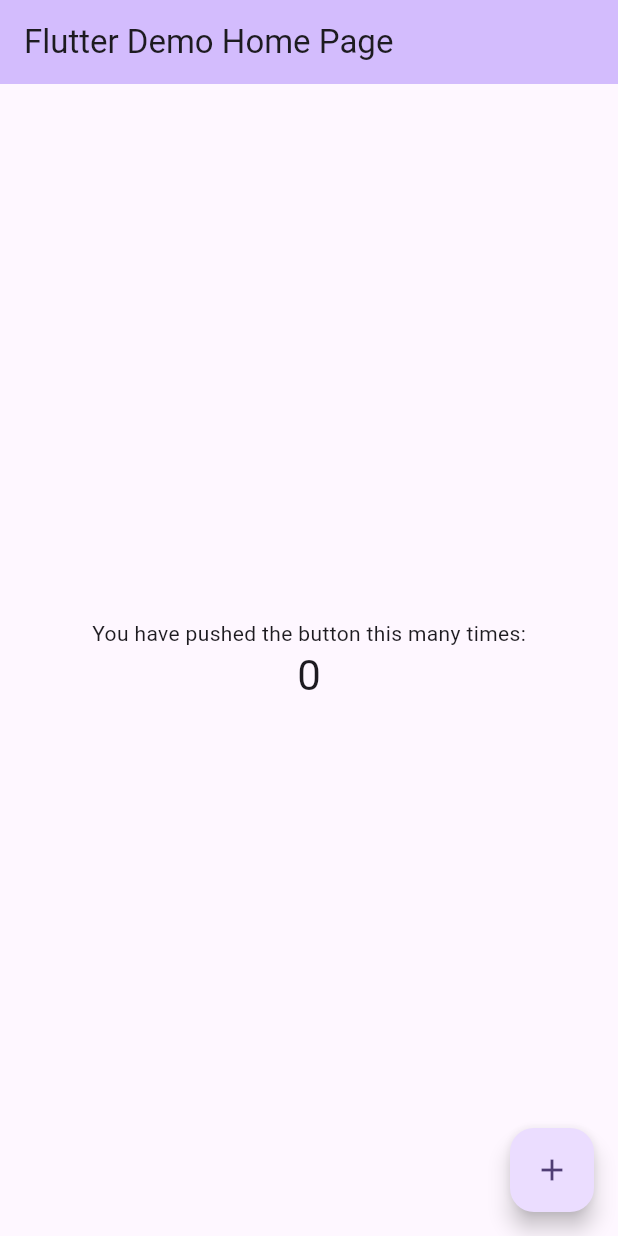
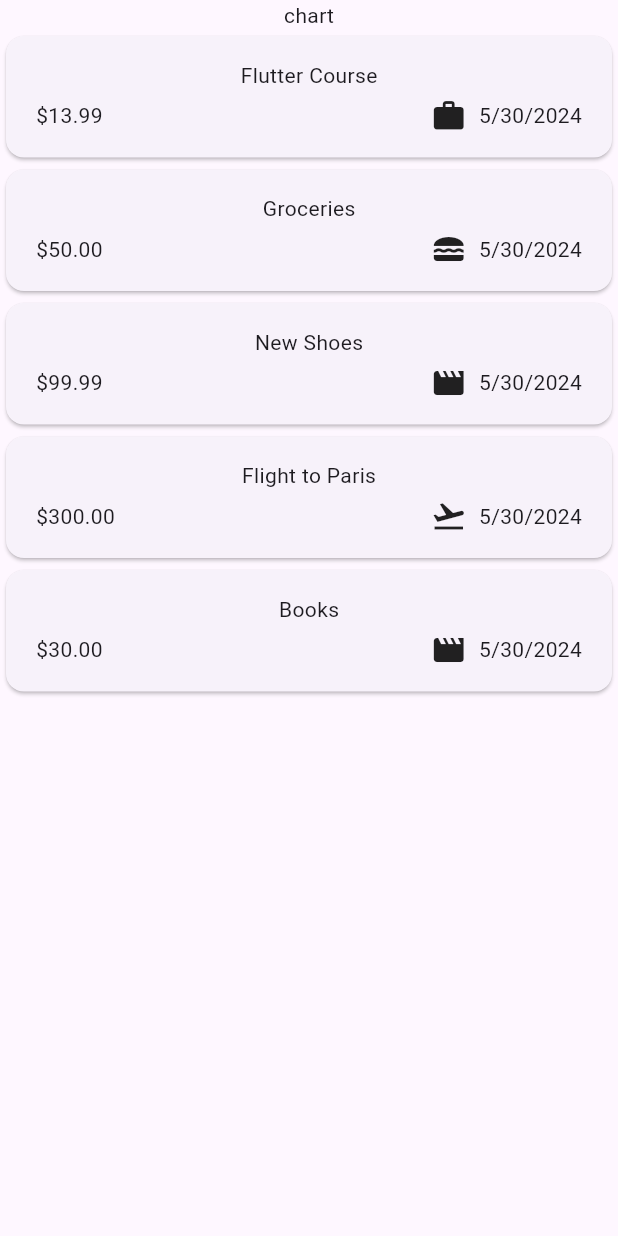
Before and after one commit to diegoalonsonm/flutter-expense-tracker, a Flutter app: the screen it shows after launch, on a phone screen of 412 x 824 dp. Run offline on Flutter 3.47's test engine with Material 3 defaults, Android fonts, the phone set to English and light mode, and no system bars.

Commit message:
expense item and list widgets

```diff
--- a/lib/expenses.dart
+++ /dev/null
@@ -1,5 +0,0 @@
-import 'package:flutter/material.dart';
-
-class Expenses extends StatefulWidget {
-
-}
--- a/lib/main.dart
+++ b/lib/main.dart
@@ -1,101 +1,10 @@
 import 'package:flutter/material.dart';
+import 'package:expense_tracker/widgets/expenses.dart';
 
 void main() {
-  runApp(const MyApp());
+  runApp (
+    const MaterialApp(
+      home: Expenses(),
+    )
+  );
 }
-
-class MyApp extends StatelessWidget {
-  const MyApp({super.key});
-
-  // This widget is the root of your application.
-  @override
-  Widget build(BuildContext context) {
-    return MaterialApp(
-      title: 'Flutter Demo',
-      theme: ThemeData(
-        colorScheme: ColorScheme.fromSeed(seedColor: Colors.deepPurple),
-        useMaterial3: true,
-      ),
-      home: const MyHomePage(title: 'Flutter Demo Home Page'),
-    );
-  }
-}
-
-class MyHomePage extends StatefulWidget {
-  const MyHomePage({super.key, required this.title});
-
-  final String title;
-
-  @override
-  State<MyHomePage> createState() => _MyHomePageState();
-}
-
-class _MyHomePageState extends State<MyHomePage> {
-  int _counter = 0;
-
-  void _incrementCounter() {
-    setState(() {
-      // This call to setState tells the Flutter framework that something has
-      // changed in this State, which causes it to rerun the build method below
-      // so that the display can reflect the updated values. If we changed
-      // _counter without calling setState(), then the build method would not be
-      // called again, and so nothing would appear to happen.
-      _counter++;
-    });
-  }
-
-  @override
-  Widget build(BuildContext context) {
-    // This method is rerun every time setState is called, for instance as done
-    // by the _incrementCounter method above.
-    //
-    // The Flutter framework has been optimized to make rerunning build methods
-    // fast, so that you can just rebuild anything that needs updating rather
-    // than having to individually change instances of widgets.
-    return Scaffold(
-      appBar: AppBar(
-        // TRY THIS: Try changing the color here to a specific color (to
-        // Colors.amber, perhaps?) and trigger a hot reload to see the AppBar
-        // change color while the other colors stay the same.
-        backgroundColor: Theme.of(context).colorScheme.inversePrimary,
-        // Here we take the value from the MyHomePage object that was created by
-        // the App.build method, and use it to set our appbar title.
-        title: Text(widget.title),
-      ),
-      body: Center(
-        // Center is a layout widget. It takes a single child and positions it
-        // in the middle of the parent.
-        child: Column(
-          // Column is also a layout widget. It takes a list of children and
-          // arranges them vertically. By default, it sizes itself to fit its
-          // children horizontally, and tries to be as tall as its parent.
-          //
-          // Column has various properties to control how it sizes itself and
-          // how it positions its children. Here we use mainAxisAlignment to
-          // center the children vertically; the main axis here is the vertical
-          // axis because Columns are vertical (the cross axis would be
-          // horizontal).
-          //
-          // TRY THIS: Invoke "debug painting" (choose the "Toggle Debug Paint"
-          // action in the IDE, or press "p" in the console), to see the
-          // wireframe for each widget.
-          mainAxisAlignment: MainAxisAlignment.center,
-          children: <Widget>[
-            const Text(
-              'You have pushed the button this many times:',
-            ),
-            Text(
-              '$_counter',
-              style: Theme.of(context).textTheme.headlineMedium,
-            ),
-          ],
-        ),
-      ),
-      floatingActionButton: FloatingActionButton(
-        onPressed: _incrementCounter,
-        tooltip: 'Increment',
-        child: const Icon(Icons.add),
-      ), // This trailing comma makes auto-formatting nicer for build methods.
-    );
-  }
-}
--- /dev/null
+++ b/lib/models/expense.dart
@@ -0,0 +1,35 @@
+import 'package:flutter/material.dart';
+import 'package:uuid/uuid.dart';
+import 'package:intl/intl.dart';
+
+const uuid = Uuid();
+
+enum Category { food, travel, leisure, work }
+
+final formatter = DateFormat.yMd();
+
+const categoryIcons = {
+  Category.food: Icons.lunch_dining,
+  Category.travel: Icons.flight_takeoff,
+  Category.leisure: Icons.movie,
+  Category.work: Icons.work
+};
+
+class Expense {
+  Expense({
+    required this.title,
+    required this.amount,
+    required this.date,
+    required this.category,
+  }) : id = uuid.v4();
+
+  final String id;
+  final String title;
+  final double amount;
+  final DateTime date;
+  final Category category;
+
+  String get formattedDate {
+    return formatter.format(date);
+  }
+}
--- /dev/null
+++ b/lib/widgets/expenses.dart
@@ -0,0 +1,34 @@
+import 'package:expense_tracker/widgets/expenses_list/expenses_list.dart';
+import 'package:expense_tracker/models/expense.dart';
+import 'package:flutter/material.dart';
+
+class Expenses extends StatefulWidget {
+  const Expenses({super.key});
+
+  @override
+  State<Expenses> createState() {
+    return _ExpenseState();
+  }
+}
+
+class _ExpenseState extends State<Expenses> {
+  final List<Expense> _registeredExpenses = [
+    Expense(title: "Flutter Course", amount: 13.99, date: DateTime.now(), category: Category.work),
+    Expense(title: "Groceries", amount: 50.00, date: DateTime.now(), category: Category.food),
+    Expense(title: "New Shoes", amount: 99.99, date: DateTime.now(), category: Category.leisure),
+    Expense(title: "Flight to Paris", amount: 300.00, date: DateTime.now(), category: Category.travel),
+    Expense(title: "Books", amount: 30.00, date: DateTime.now(), category: Category.leisure)
+  ];
+
+  @override
+  Widget build(BuildContext context) {
+    return Scaffold (
+      body: Column (
+        children: [
+          const Text('chart'),
+          Expanded (child: ExpensesList(expenses: _registeredExpenses))
+        ]
+      )
+    );
+  }
+}
--- /dev/null
+++ b/lib/widgets/expenses_list/expenses_item.dart
@@ -0,0 +1,36 @@
+import 'package:expense_tracker/models/expense.dart';
+import 'package:flutter/material.dart';
+
+class ExpensesItem extends StatelessWidget {
+  const ExpensesItem(this.expense, {super.key});
+
+  final Expense expense;
+
+  @override
+  Widget build(BuildContext context) {
+    return Card(
+      child: Padding(
+        padding: const EdgeInsets.symmetric(horizontal: 20, vertical: 16),
+        child: Column(
+          children: [
+            Text(expense.title),
+            const SizedBox(height: 5),
+            Row(
+              children: [
+                Text('\$${expense.amount.toStringAsFixed(2)}'), // limits the double to 2 decimal places
+                const Spacer(),
+                Row(
+                  children: [
+                    Icon(categoryIcons[expense.category]),
+                    const SizedBox(width: 8),
+                    Text(expense.formattedDate)
+                  ],
+                )
+              ],
+            )
+          ],
+        ),
+      )
+    );
+  }
+}
--- /dev/null
+++ b/lib/widgets/expenses_list/expenses_list.dart
@@ -0,0 +1,16 @@
+import 'package:expense_tracker/models/expense.dart';
+import 'package:expense_tracker/widgets/expenses_list/expenses_item.dart';
+import 'package:flutter/material.dart';
+
+class ExpensesList extends StatelessWidget {
+  const ExpensesList({super.key, required this.expenses});
+
+  final List<Expense> expenses;
+
+  @override
+  Widget build(BuildContext context) {
+    return ListView.builder (
+      itemCount: expenses.length, itemBuilder: (cntx, index) => ExpensesItem(expenses[index])
+    );
+  }
+}
--- a/pubspec.yaml
+++ b/pubspec.yaml
@@ -35,6 +35,8 @@ dependencies:
   # The following adds the Cupertino Icons font to your application.
   # Use with the CupertinoIcons class for iOS style icons.
   cupertino_icons: ^1.0.6
+  uuid: ^4.4.0
+  intl: ^0.19.0
 
 dev_dependencies:
   flutter_test:
```
Also changed, not shown: pubspec.lock.
